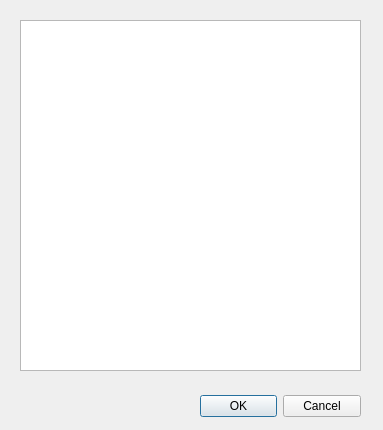
janelia-flyem/NeuTu, file neurolabi/gui/dialogs/informationdialog.ui: the form before one commit.
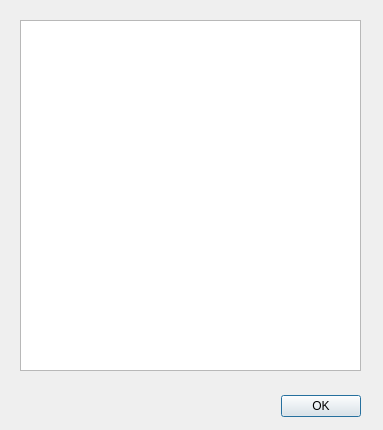
The form after the commit.

Patch:
```diff
--- a/neurolabi/gui/dialogs/informationdialog.ui
+++ b/neurolabi/gui/dialogs/informationdialog.ui
@@ -26,7 +26,7 @@
     <enum>Qt::Horizontal</enum>
    </property>
    <property name="standardButtons">
-    <set>QDialogButtonBox::Cancel|QDialogButtonBox::Ok</set>
+    <set>QDialogButtonBox::Ok</set>
    </property>
   </widget>
   <widget class="QTextEdit" name="textEdit">
```
